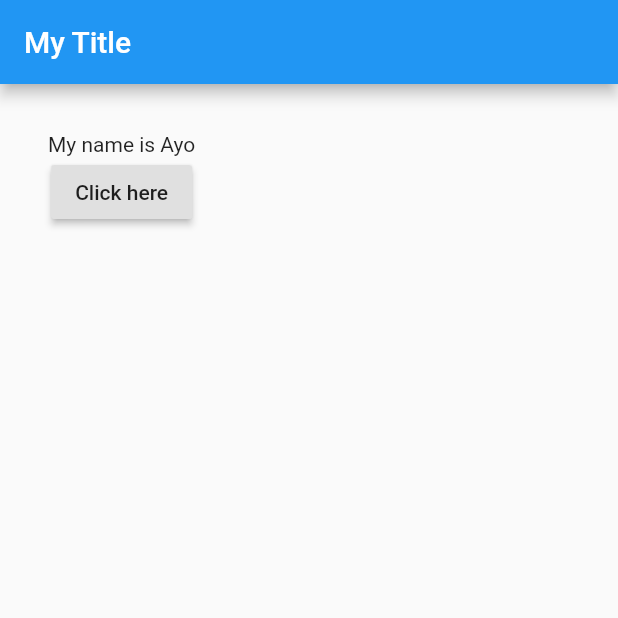
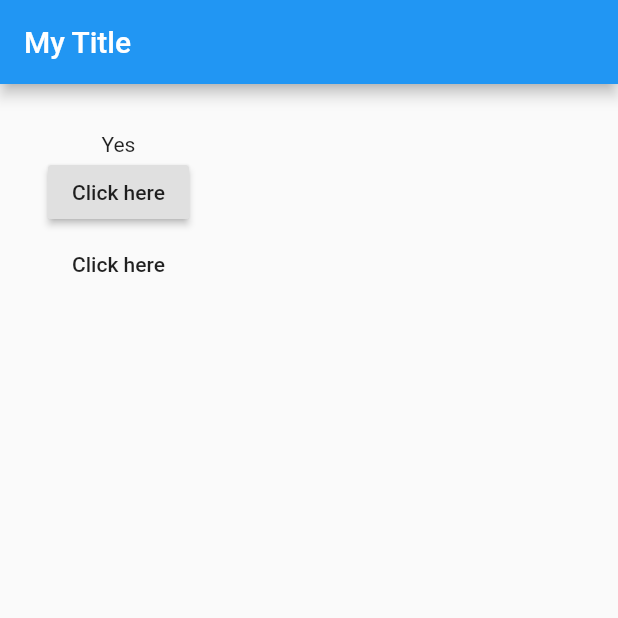
Before and after one commit to Ayomilotunde/flutter_30days_challenge, a Flutter app: the screen it shows after launch, after a tap on "Click here", on a phone screen of 412 x 824 dp, the top half of it. Run offline on Flutter 3.47's test engine with Material 2 defaults, Android fonts, the phone set to English and light mode, and no system bars.

Commit message:
Added Flat Button

```diff
--- a/lib/main.dart
+++ b/lib/main.dart
@@ -16,9 +16,16 @@
 class _State extends State<MyApp> {
   String _value = 'Hello World A';
 
-  void _onPressed() {
+  void _onPressed(String value) {
     setState(() {
-      _value = 'My name is Ayo';
+      _value = value;
+      // 'My name is Ayo';
+    });
+  }
+
+  void _onPressedFlatButton() {
+    setState(() {
+      _value = new DateTime.now().toString();
     });
   }
 
@@ -37,7 +44,12 @@
             new Text(_value),
             // ignore: deprecated_member_use, prefer_const_constructors
             new RaisedButton(
-              onPressed: _onPressed,
+              onPressed: () => _onPressed('Yes'),
+              // ignore: prefer_const_constructors
+              child: new Text('Click here'),
+            ),
+            new FlatButton(
+              onPressed: _onPressedFlatButton,
               // ignore: prefer_const_constructors
               child: new Text('Click here'),
             )
```
